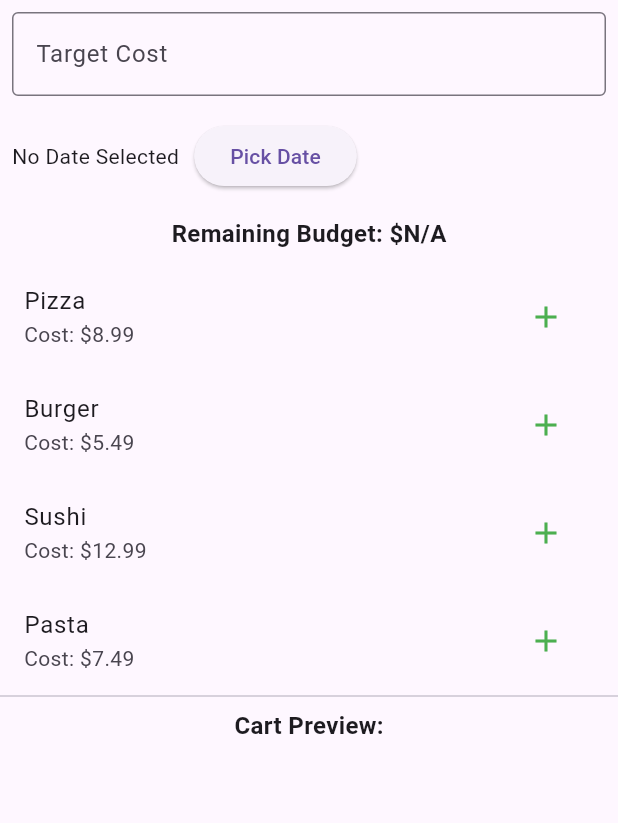
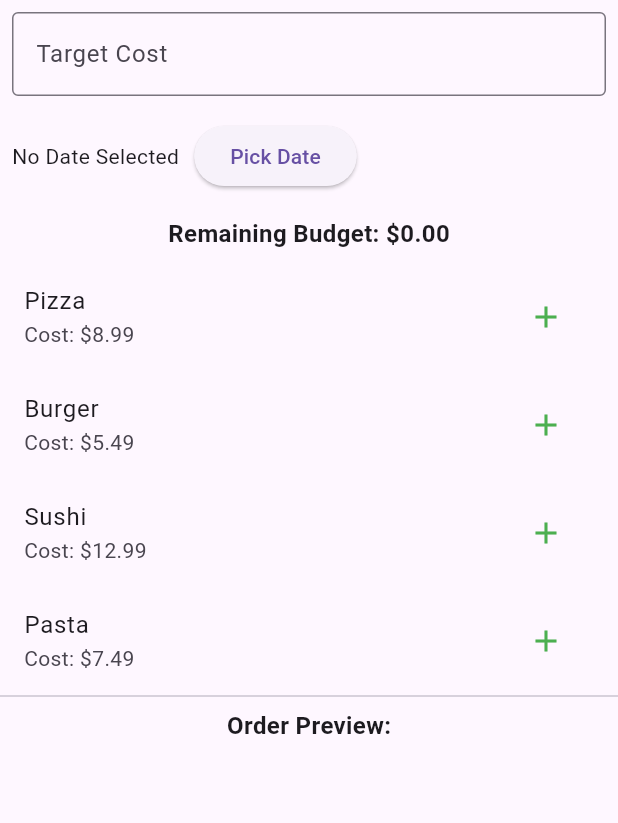
Before and after one commit to tahmid-chowdhury/FoodOrdering, a Flutter app: the OrderPlanScreen screen opened directly, on a phone screen of 412 x 824 dp. Shown: the top 823 px of the screen. Run offline on Flutter 3.47's test engine with Material 3 defaults, Android fonts, the phone set to English and light mode, and no system bars; our stand-ins replace sqflite; accounts and stored records are empty.

Commit message:
Task 2 adjustments

```diff
--- a/food_ordering/lib/order_plan_screen.dart
+++ b/food_ordering/lib/order_plan_screen.dart
@@ -150,7 +150,7 @@ class _OrderPlanScreenState extends State<OrderPlanScreen> {
           Padding(
             padding: const EdgeInsets.all(8.0),
             child: Text(
-              'Remaining Budget: \$${targetCost != null ? (targetCost! - currentCost).toStringAsFixed(2) : 'N/A'}',
+              'Remaining Budget: \$${targetCost != null ? (targetCost! - currentCost).toStringAsFixed(2) : '0.00'}',
               style: const TextStyle(fontSize: 16, fontWeight: FontWeight.bold),
             ),
           ),
@@ -180,7 +180,7 @@ class _OrderPlanScreenState extends State<OrderPlanScreen> {
           // Cart Preview
           const Divider(),
           const Text(
-            'Cart Preview:',
+            'Order Preview:',
             style: TextStyle(fontSize: 16, fontWeight: FontWeight.bold),
           ),
           Expanded(
```
